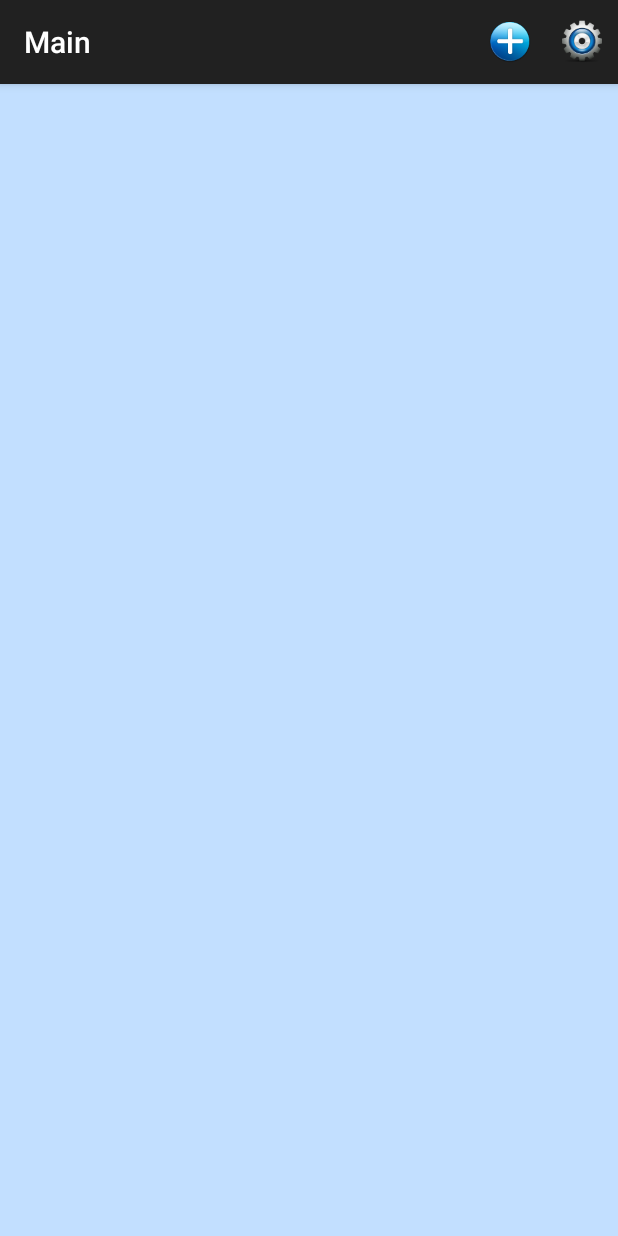
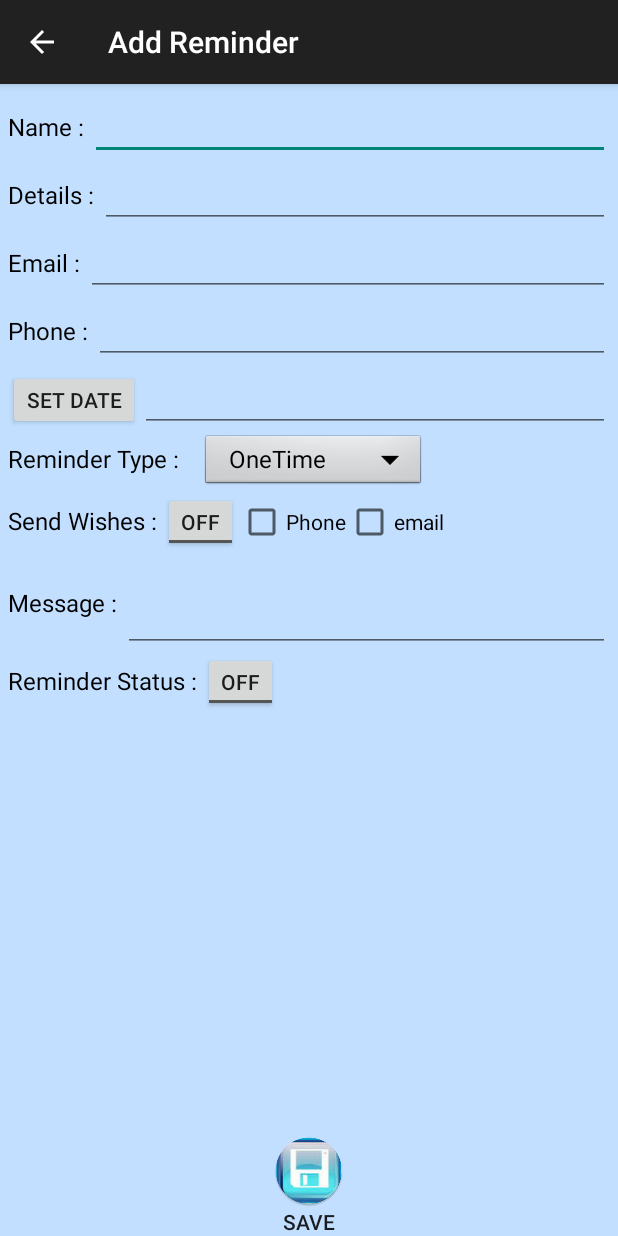
Before and after one commit to kirangavv/ReminderBuddy, an Android app: the screen it shows after launch (Main before the commit, AddReminder after it), on a phone screen of 412 x 824 dp. Run offline under Robolectric (Android 15) with nearby library versions, the phone set to English and light mode, and no system bars.

Commit message:
newcontrollsinaddreminderpage
added date and other controler to add reminder page

```diff
--- a/app/src/main/AndroidManifest.xml
+++ b/app/src/main/AndroidManifest.xml
@@ -10,15 +10,15 @@
         <activity
             android:name=".Main"
             android:label="@string/title_activity_main" >
+
+        </activity>
+        <activity
+            android:name=".AddReminder"
+            android:label="@string/title_activity_add_remainder" >
             <intent-filter>
                 <action android:name="android.intent.action.MAIN" />
                 <category android:name="android.intent.category.LAUNCHER" />
             </intent-filter>
-        </activity>
-        <activity
-            android:name=".AddReminder"
-            android:label="@string/title_activity_add_remainder" >
-
         </activity>
 
         <activity
--- a/app/src/main/java/com/remainder/AddReminder.java
+++ b/app/src/main/java/com/remainder/AddReminder.java
@@ -5,8 +5,10 @@ import android.support.v7.app.AppCompatActivity;
 import android.os.Bundle;
 import android.view.MenuItem;
 import android.view.View;
+import android.widget.ArrayAdapter;
 import android.widget.Button;
 import android.widget.EditText;
+import android.widget.Spinner;
 import android.widget.Toast;
 
 import com.remainder.dao.RemainderDAO;
@@ -34,6 +36,12 @@ public class AddReminder extends AppCompatActivity implements View.OnClickListen
 
         dao = new RemainderDAO(this);
 
+        Spinner dropdown = (Spinner)findViewById(R.id.spinner_addremainder_remaindertype);
+        String[] items = new String[]{"OneTime", "Week", "Mont", "Year"};
+        ArrayAdapter<String> adapter = new ArrayAdapter<String>(this, android.R.layout.simple_spinner_dropdown_item, items);
+        dropdown.setAdapter(adapter);
+
+
         remainderName 		= (EditText)findViewById(R.id.edittext_addremainder_name);
         remainderDetails 	= (EditText)findViewById(R.id.edittext_addremainder_details);
         remainderDate 		= (EditText)findViewById(R.id.edittext_addremainder_date);
@@ -41,20 +49,21 @@ public class AddReminder extends AppCompatActivity implements View.OnClickListen
         remainderPhone 		= (EditText)findViewById(R.id.edittext_addremainder_phone);
         saveButton 	        = (Button)findViewById(R.id.button_addremainder_save);
 
-        Intent intent = getIntent();
-        String mode =  intent.getExtras().getString("Mode");
-        if (mode.equals("Edit")) {
-            String name = intent.getExtras().getString("Name");
-            remainderName.setText(name);
-            String details = intent.getExtras().getString("Details");
-            remainderDetails.setText(details);
-            String date = intent.getExtras().getString("Date");
-            remainderDate.setText(date);
-            String email = intent.getExtras().getString("Email");
-            remainderEmail.setText(email);
-            String phone = intent.getExtras().getString("Phone");
-            remainderPhone.setText(phone);
-        }
+
+//        Intent intent = getIntent();
+//        String mode =  intent.getExtras().getString("Mode");
+//        if (mode.equals("Edit")) {
+//            String name = intent.getExtras().getString("Name");
+//            remainderName.setText(name);
+//            String details = intent.getExtras().getString("Details");
+//            remainderDetails.setText(details);
+//            String date = intent.getExtras().getString("Date");
+//            remainderDate.setText(date);
+//            String email = intent.getExtras().getString("Email");
+//            remainderEmail.setText(email);
+//            String phone = intent.getExtras().getString("Phone");
+//            remainderPhone.setText(phone);
+//        }
 
         saveButton.setOnClickListener(this);
 
--- a/app/src/main/res/layout/activity_add_reminder.xml
+++ b/app/src/main/res/layout/activity_add_reminder.xml
@@ -77,31 +77,6 @@
                 <TextView
                     android:layout_width="wrap_content"
                     android:layout_height="wrap_content"
-                    android:text="Date : "
-                    android:textColor="@color/labeltext"
-                    android:textSize="@dimen/textsize_16sp"/>
-
-                <EditText
-                    android:id="@+id/edittext_addremainder_date"
-                    android:layout_width="fill_parent"
-                    android:layout_height="wrap_content"
-                    android:ems="10" >
-                </EditText>
-            </LinearLayout>
-        </LinearLayout>
-
-        <LinearLayout
-            android:layout_width="match_parent"
-            android:layout_height="wrap_content">
-            <LinearLayout
-                android:layout_width="0dp"
-                android:layout_height="wrap_content"
-                android:layout_weight="1"
-                android:orientation="horizontal">
-
-                <TextView
-                    android:layout_width="wrap_content"
-                    android:layout_height="wrap_content"
                     android:text="Email : "
                     android:textColor="@color/labeltext"
                     android:textSize="@dimen/textsize_16sp"/>
@@ -152,22 +127,142 @@
                 android:layout_weight="1"
                 android:orientation="horizontal">
 
+                <!--<TextView-->
+                <!--android:layout_width="wrap_content"-->
+                <!--android:layout_height="wrap_content"-->
+                <!--android:text="Date : "-->
+                <!--android:textColor="@color/labeltext"-->
+                <!--android:textSize="@dimen/textsize_16sp"/>-->
 
-                <!--<TextView-->
-                    <!--android:layout_width="wrap_content"-->
-                    <!--android:layout_height="wrap_content"-->
-                    <!--android:text="Phone : "-->
-                    <!--android:textColor="@color/labeltext"-->
-                    <!--android:textSize="@dimen/textsize_16sp"/>-->
+                <Button
+                    android:id="@+id/button_addremainder_setdate"
+                    android:layout_width="wrap_content"
+                    android:layout_height="@dimen/dim_40dp"
+                    android:text="Set Date"/>
 
-                <!--<EditText-->
-                    <!--android:id="@+id/edittext_addremainder_phone"-->
-                    <!--android:layout_width="fill_parent"-->
-                    <!--android:layout_height="wrap_content"-->
-                    <!--android:inputType="phone"-->
-                    <!--android:maxLength="10"-->
-                    <!--android:ems="10" >-->
-                <!--</EditText>-->
+                <EditText
+                    android:id="@+id/edittext_addremainder_date"
+                    android:layout_width="fill_parent"
+                    android:layout_height="wrap_content"
+                    android:ems="10" >
+                </EditText>
+
+
+            </LinearLayout>
+        </LinearLayout>
+
+        <LinearLayout
+            android:layout_width="match_parent"
+            android:layout_height="wrap_content">
+            <LinearLayout
+                android:layout_width="0dp"
+                android:layout_height="wrap_content"
+                android:layout_weight="1"
+                android:orientation="horizontal">
+
+                <TextView
+                    android:layout_width="wrap_content"
+                    android:layout_height="wrap_content"
+                    android:text="Reminder Type : "
+                    android:textColor="@color/labeltext"
+                    android:textSize="16sp"/>
+
+                <Spinner
+                    android:id="@+id/spinner_addremainder_remaindertype"
+                    android:layout_width="@dimen/dim_150dp"
+                    android:layout_height="@dimen/dim_40dp"
+                    android:layout_marginLeft="@dimen/dim_10dp"
+                    android:background="@android:drawable/btn_dropdown"
+                    android:spinnerMode="dropdown"/>
+
+           </LinearLayout>
+        </LinearLayout>
+
+        <LinearLayout
+            android:layout_width="match_parent"
+            android:layout_height="wrap_content">
+            <LinearLayout
+                android:layout_width="0dp"
+                android:layout_height="wrap_content"
+                android:layout_weight="1"
+                android:orientation="horizontal">
+
+                <TextView
+                    android:layout_width="wrap_content"
+                    android:layout_height="wrap_content"
+                    android:text="Send Wishes : "
+                    android:textColor="@color/labeltext"
+                    android:textSize="@dimen/abc_text_size_menu_material"/>
+
+                <ToggleButton
+                    android:id="@+id/togglebutton_addremainder_sendwishes"
+                    android:layout_width="@dimen/dim_50dp"
+                    android:layout_height="@dimen/dim_40dp"/>
+
+                <CheckBox android:id="@+id/checkbox_addremainder_phone"
+                    android:layout_width="wrap_content"
+                    android:layout_height="wrap_content"
+                    android:text="Phone"/>
+
+                <CheckBox android:id="@+id/checkbox_addremainder_email"
+                    android:layout_width="wrap_content"
+                    android:layout_height="wrap_content"
+                    android:text="email"/>
+
+
+            </LinearLayout>
+        </LinearLayout>
+
+        <LinearLayout
+            android:layout_width="match_parent"
+            android:layout_height="wrap_content">
+            <LinearLayout
+                android:layout_width="0dp"
+                android:layout_height="wrap_content"
+                android:layout_weight="1"
+                android:orientation="horizontal">
+
+                <TextView
+                    android:layout_width="wrap_content"
+                    android:layout_height="wrap_content"
+                    android:text="Message : "
+                    android:textColor="@color/labeltext"
+                    android:textSize="@dimen/textsize_16sp"/>
+
+                <EditText
+                    android:id="@+id/edittext_addremainder_message"
+                    android:layout_width="fill_parent"
+                    android:layout_height="wrap_content"
+                    android:ems="10"
+                    android:inputType="textMultiLine"
+                    android:lines="2"
+                    android:minLines="2"
+                    android:maxLines="4"/>
+
+            </LinearLayout>
+        </LinearLayout>
+
+        <LinearLayout
+            android:layout_width="match_parent"
+            android:layout_height="wrap_content">
+            <LinearLayout
+                android:layout_width="0dp"
+                android:layout_height="wrap_content"
+                android:layout_weight="1"
+                android:orientation="horizontal">
+
+                <TextView
+                    android:layout_width="wrap_content"
+                    android:layout_height="wrap_content"
+                    android:text="Reminder Status : "
+                    android:textColor="@color/labeltext"
+                    android:textSize="16sp"/>
+
+                <ToggleButton
+                    android:id="@+id/togglebutton_addremainder_reminderstatus"
+                    android:layout_width="@dimen/dim_50dp"
+                    android:layout_height="@dimen/dim_40dp"/>
+
             </LinearLayout>
         </LinearLayout>
 
```
